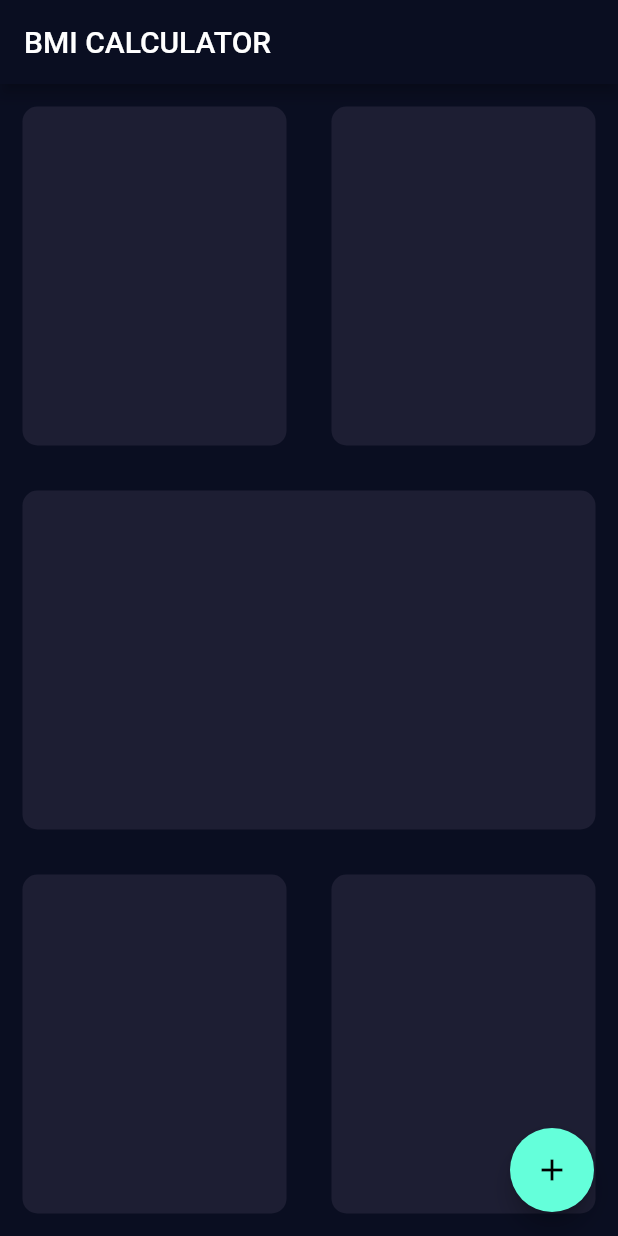
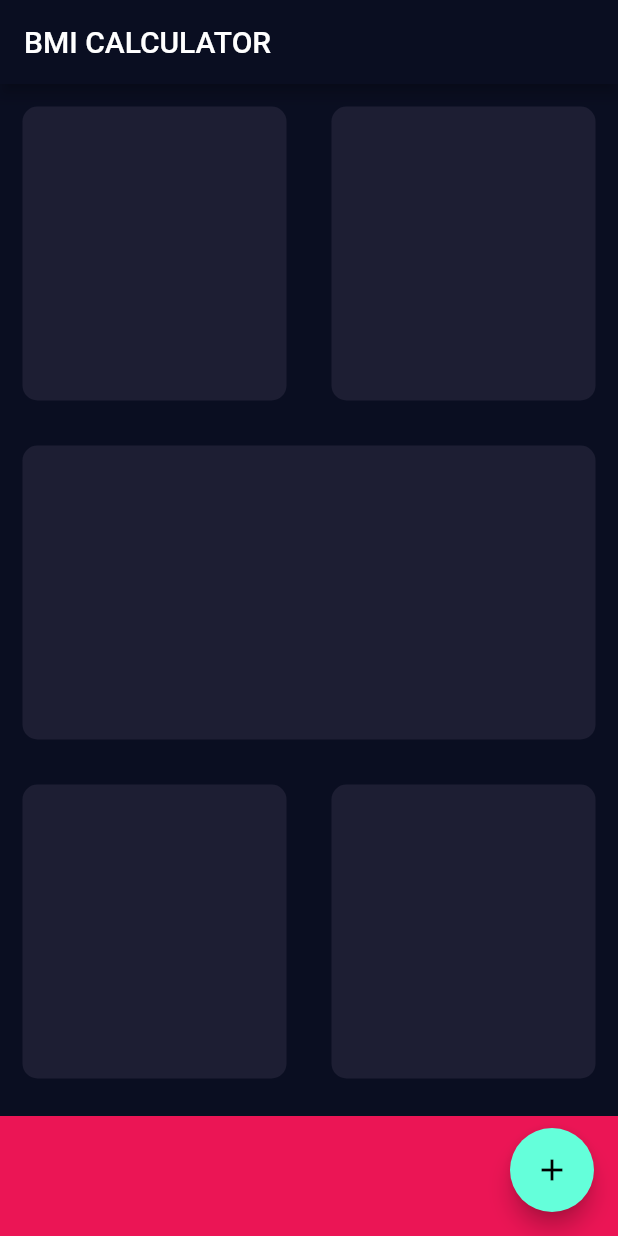
Before and after one commit to HABIBULLO77/bmi_calculator, a Flutter app: the screen it shows after launch, on a phone screen of 412 x 824 dp. Run offline on Flutter 3.47's test engine with Material 2 defaults, Android fonts, the phone set to English and light mode, and no system bars.

Commit message:
Initial Commit

```diff
--- a/lib/input_page.dart
+++ b/lib/input_page.dart
@@ -1,4 +1,8 @@
 import 'package:flutter/material.dart';
+
+const bottomContainerHeight = 80.0;
+const activeCardColour = Color(0xFF1D1E33);
+const bottomContainerColour = Color(0xFFEB1555);
 
 class InputPage extends StatefulWidget {
   @override
@@ -18,28 +22,34 @@ class _InputPageState extends State<InputPage> {
             child: Row(
               children: <Widget>[
                 Expanded(
-                  child: ReusableCard(colour: Color(0xFF1D1E33)),
+                  child: ReusableCard(colour: activeCardColour),
                 ),
                 Expanded(
-                  child: ReusableCard(colour: Color(0xFF1D1E33)),
+                  child: ReusableCard(colour: activeCardColour),
                 ),
               ],
             ),
           ),
           Expanded(
-            child: ReusableCard(colour: Color(0xFF1D1E33)),
+            child: ReusableCard(colour: activeCardColour),
           ),
           Expanded(
             child: Row(
               children: <Widget>[
                 Expanded(
-                  child: ReusableCard(colour: Color(0xFF1D1E33)),
+                  child: ReusableCard(colour: activeCardColour),
                 ),
                 Expanded(
-                  child: ReusableCard(colour: Color(0xFF1D1E33)),
+                  child: ReusableCard(colour: activeCardColour),
                 ),
               ],
             ),
+          ),
+          Container(
+            color: Color(0xFFEB1555),
+            margin: EdgeInsets.only(top: 10.0),
+            width: double.infinity,
+            height: bottomContainerHeight,
           ),
         ],
       ),
```
Also changed, not shown: 1 other file.
